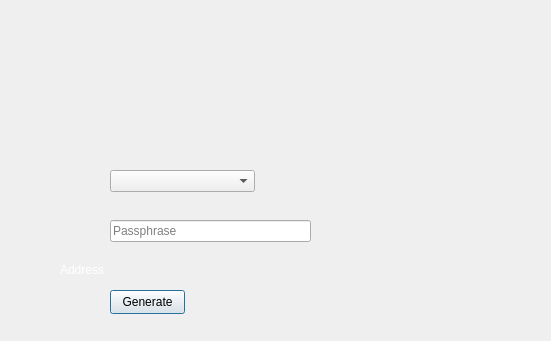
This is AppGUI/create_wallet.ui in dragomir-am/WalletManager as Qt 5 draws it before an edit; both pictures show x 0 to 551 and y 0 to 341 of the 790 by 510 pixel window. The edited form follows.
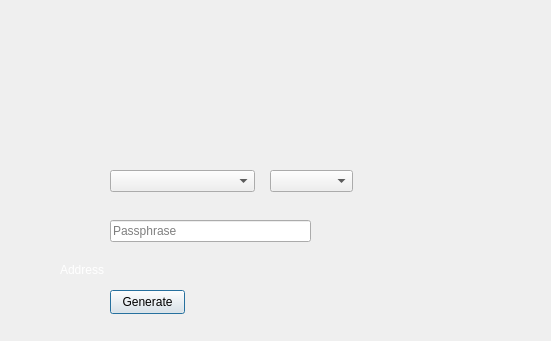
This is the edited form. Icons and pictures are not drawn.

Commit message: database storage for wallets & btc wallet generations

```diff
--- a/AppGUI/create_wallet.ui
+++ b/AppGUI/create_wallet.ui
@@ -169,6 +169,63 @@
      <string>Address</string>
     </property>
    </widget>
+   <widget class="QComboBox" name="coin_combo">
+    <property name="enabled">
+     <bool>true</bool>
+    </property>
+    <property name="geometry">
+     <rect>
+      <x>270</x>
+      <y>170</y>
+      <width>121</width>
+      <height>22</height>
+     </rect>
+    </property>
+    <property name="acceptDrops">
+     <bool>true</bool>
+    </property>
+    <property name="currentText">
+     <string>Ethereum</string>
+    </property>
+    <property name="insertPolicy">
+     <enum>QComboBox::InsertAlphabetically</enum>
+    </property>
+    <property name="sizeAdjustPolicy">
+     <enum>QComboBox::AdjustToContents</enum>
+    </property>
+    <property name="placeholderText">
+     <string>Currency</string>
+    </property>
+    <property name="duplicatesEnabled">
+     <bool>false</bool>
+    </property>
+    <property name="frame">
+     <bool>true</bool>
+    </property>
+    <property name="modelColumn">
+     <number>0</number>
+    </property>
+    <item>
+     <property name="text">
+      <string>Ethereum</string>
+     </property>
+    </item>
+    <item>
+     <property name="text">
+      <string>Dogecoin</string>
+     </property>
+    </item>
+    <item>
+     <property name="text">
+      <string>Bitcoin</string>
+     </property>
+    </item>
+    <item>
+     <property name="text">
+      <string>Litecoin</string>
+     </property>
+    </item>
+   </widget>
   </widget>
  </widget>
  <resources>
```
Left out of the diff: 4 changed lines with no effect on the pictures. The commit also changes 13 other files.
